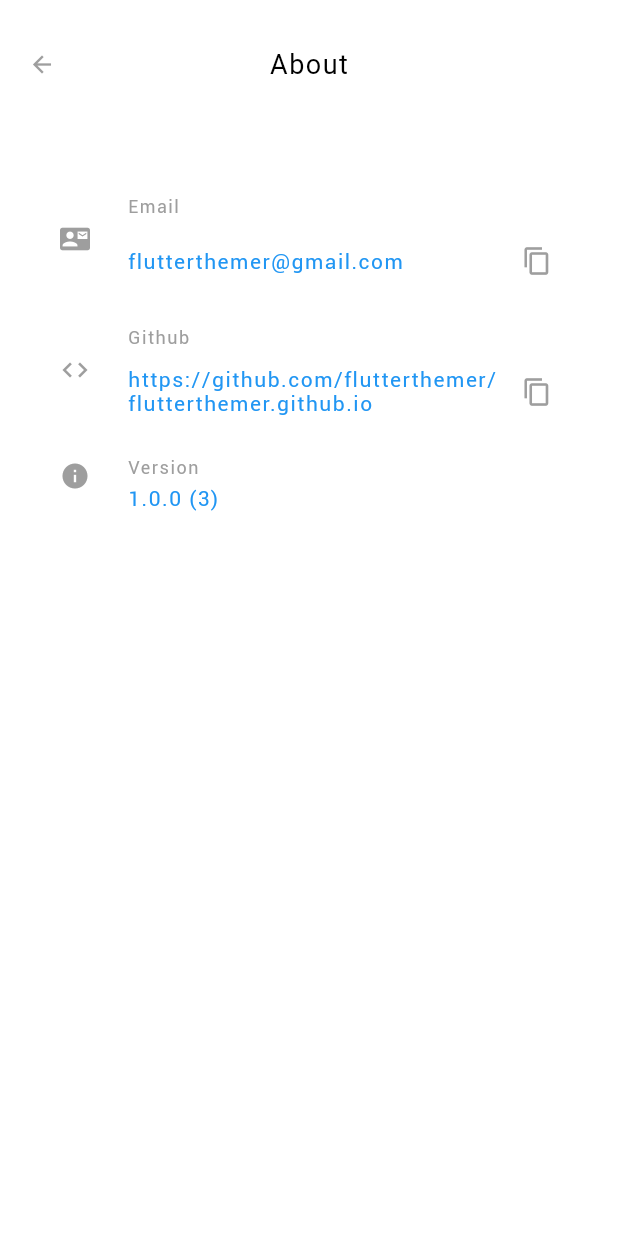
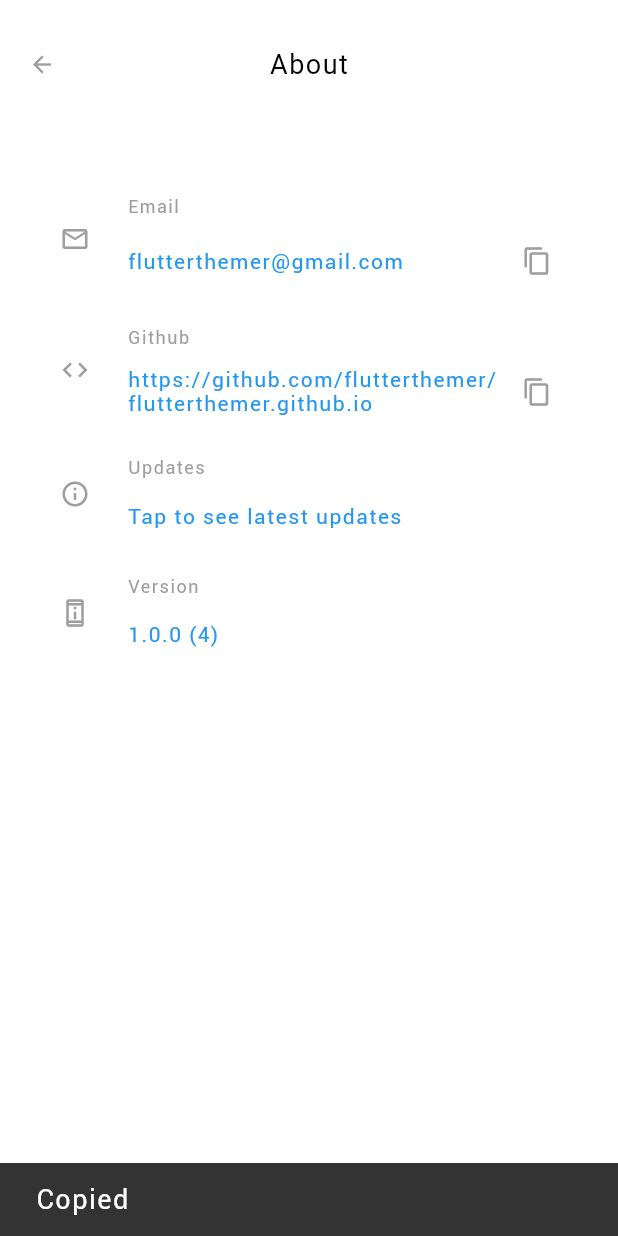
Before and after one commit to vipvijayan/vipvijayan.github.io, a Flutter app: the AboutInfoScreen screen opened directly, after a tap on the "content copy" icon, on a phone screen of 412 x 824 dp. Run offline on Flutter 3.47's test engine with Material 2 defaults, Android fonts, the phone set to English and light mode, and no system bars; our stand-ins replace device_preview, firebase_analytics, firebase_core, flutter_colorpicker, flutter_highlight, flutter_widget_from_html and 6 more; missing offline and left inert: window_manager; accounts and stored records are empty; statements that could not run were skipped; project files that could hold a hidden picture were left out.

Commit message:
chore: about updates, ui updates

```diff
--- a/flutter_themer/lib/app/app.dart
+++ b/flutter_themer/lib/app/app.dart
@@ -14,7 +14,7 @@ class App extends StatelessWidget {
       ],
       child: MaterialApp(
         title: appTitle,
-        navigatorKey: navKey,
+        navigatorKey: mainNavKey,
         navigatorObservers: <NavigatorObserver>[observer],
         debugShowCheckedModeBanner: showDebugBanner,
         showPerformanceOverlay: false,
--- a/flutter_themer/lib/models/about.dart
+++ b/flutter_themer/lib/models/about.dart
@@ -29,29 +29,41 @@ class AboutItem {
   AboutItem({
     required this.id,
     required this.title,
-    required this.value,
     required this.icon,
     required this.copyEnabled,
+    required this.tooltipMessage,
+    this.subtitle = '',
+    this.url,
+    this.link = false,
   });
   factory AboutItem.fromJson(Map<String, dynamic> json) => AboutItem(
         id: json['id'] as int,
         title: json['title'] as String,
-        value: json['value'] as String,
+        subtitle: json['subtitle'] == null ? null : json['subtitle'] as String,
         icon: json['icon'] as String,
+        link: json['link'] == null ? false : json['link'] as bool,
+        url: json['url'] == null ? null : json['url'] as String,
         copyEnabled: json['copy_enabled'] as bool,
+        tooltipMessage: json['tooltip_message'] as String,
       );
 
   final int id;
   final String title;
-  final String value;
+  final String? subtitle;
   final String icon;
+  final String? url;
   final bool copyEnabled;
+  final bool? link;
+  final String tooltipMessage;
 
   Map<String, dynamic> toJson() => {
         'id': id,
         'title': title,
-        'value': value,
+        'subtitle': subtitle,
         'icon': icon,
+        'link': link,
+        'url': url,
         'copy_enabled': copyEnabled,
+        'tooltip_message': tooltipMessage,
       };
 }
--- a/flutter_themer/lib/pages/about_info_screen.dart
+++ b/flutter_themer/lib/pages/about_info_screen.dart
@@ -5,6 +5,7 @@ class AboutInfoScreen extends StatelessWidget {
 
   @override
   Widget build(BuildContext context) {
+    final state = context.watch<ThemeAppState>();
     return Scaffold(
       appBar: AppBar(
         title: const Text('About'),
@@ -13,40 +14,56 @@ class AboutInfoScreen extends StatelessWidget {
         padding: const EdgeInsets.all(30),
         children: about.items.map((e) {
           return AppListTile(
-            title: e.title,
-            subtitle: e.value,
-            icon: materialIcon(e.icon),
-            showCopy: e.copyEnabled,
+            aboutItem: e,
+            action: () async {
+              unawaited(_menuAction(state, e));
+              unawaited(fbLogEvent(name: 'about_${e.title}'));
+            },
           );
         }).toList(),
       ),
     );
+  }
+
+  Future<void> _menuAction(ThemeAppState state, AboutItem about) async {
+    if (about.link != null && about.link == true) {
+      unawaited(openUrl(about.url));
+      return;
+    }
+    if (about.id == appAboutInfoId) {
+      return state.showUpdatesHtmlDialog();
+    }
   }
 }
 
 class AppListTile extends StatelessWidget {
   const AppListTile({
     super.key,
-    required this.title,
-    required this.subtitle,
-    required this.icon,
-    this.showCopy = false,
+    required this.aboutItem,
+    this.action,
   });
 
-  final String title;
-  final String subtitle;
-  final IconData icon;
-  final bool showCopy;
+  final AboutItem aboutItem;
+  final VoidCallback? action;
 
   @override
   Widget build(BuildContext context) {
-    return Padding(
+    return InkWell(
+      radius: 6,
+      borderRadius: BorderRadius.all(Radius.circular(6)),
+      onTap: () async {
+        action?.call();
+      },
+      child: Tooltip(
+        message: aboutItem.tooltipMessage,
+        child: Padding(
           padding: const EdgeInsets.symmetric(vertical: 5),
           child: Row(
             children: [
               const SizedBox(width: 10),
+              // https://api.flutter.dev/flutter/material/Icons-class.html
               Icon(
-            icon,
+                materialIcon(aboutItem.icon),
                 size: 20,
               ),
               const SizedBox(width: 25),
@@ -56,38 +73,52 @@ class AppListTile extends StatelessWidget {
                   children: [
                     const SizedBox(height: 10),
                     Text(
-                  title,
+                      aboutItem.title,
                       style: Theme.of(context).textTheme.bodySmall?.copyWith(
                             fontSize: 12,
                             color: Colors.grey,
                           ),
                     ),
+                    if (null != aboutItem.subtitle &&
+                        aboutItem.subtitle!.isNotEmpty) ...[
                       const SizedBox(height: 5),
                       Row(
                         children: [
                           Expanded(
                             child: Text(
-                        subtitle,
-                        style: Theme.of(context).textTheme.bodySmall?.copyWith(
+                              aboutItem.subtitle ?? '',
+                              style: Theme.of(context)
+                                  .textTheme
+                                  .bodySmall
+                                  ?.copyWith(
                                     fontSize: 14,
                                     color: Colors.blue,
                                   ),
                             ),
                           ),
-                    if (showCopy)
+                          if (aboutItem.copyEnabled)
                             IconButton(
+                              padding: EdgeInsets.zero,
+                              tooltip: 'copy',
+                              iconSize: 20,
                               onPressed: () async {
-                          copyToClipboard(subtitle);
+                                copyToClipboard(aboutItem.subtitle);
+                                unawaited(showSnackBar('Copied'));
                               },
                               icon: const Icon(Icons.copy),
-                      )
+                            ),
+                          if (!aboutItem.copyEnabled)
+                            const SizedBox(height: 40),
                         ],
-                )
+                      ),
+                    ],
                   ],
                 ),
               )
             ],
           ),
+        ),
+      ),
     );
   }
 }
--- a/flutter_themer/lib/utils/constants/constants.dart
+++ b/flutter_themer/lib/utils/constants/constants.dart
@@ -3,6 +3,11 @@ import 'package:flutter_themer/utils/exports.dart';
 const appTitle = 'Flutter Themer';
 const appVersion = 'α';
 const themeFileName = 'theme.json';
+const appAboutInfoId = 100;
+
+// Version Menu Icon
+const versionTitle = 'Version';
+const versionIcon = '0xf270';
 
 late PackageInfo packageInfo;
 late About about;
--- a/flutter_themer/lib/utils/constants/keys.dart
+++ b/flutter_themer/lib/utils/constants/keys.dart
@@ -1,4 +1,4 @@
 import 'package:flutter_themer/utils/exports.dart';
 
-GlobalKey<NavigatorState> navKey = GlobalKey();
+GlobalKey<NavigatorState> mainNavKey = GlobalKey();
 GlobalKey<NavigatorState> navAppPreviewKey = GlobalKey();
--- a/flutter_themer/lib/utils/exports.dart
+++ b/flutter_themer/lib/utils/exports.dart
@@ -80,3 +80,4 @@ export 'package:flutter_themer/widgets/app_icon.dart';
 export 'package:flutter_themer/widgets/loading.dart';
 export 'package:firebase_analytics/firebase_analytics.dart';
 export 'package:flutter_themer/widgets/app_main_title.dart';
+export 'package:flutter_themer/widgets/bullet.dart';
--- a/flutter_themer/lib/utils/file_utils.dart
+++ b/flutter_themer/lib/utils/file_utils.dart
@@ -29,6 +29,10 @@ Future<String> loadThemeTxt(int themeId) async {
   return rootBundle.loadString(
     '$filesDir/generated/theme_generated_$themeId.html',
   );
+}
+
+Future<String> loadUpdatesInfoHtml() async {
+  return rootBundle.loadString('$filesDir/app/updates.html');
 }
 
 Future<String> loadCustomColorsTxt() async {
```
Also changed, not shown: flutter_themer/assets/files/app/about.json (+22 -7 lines), flutter_themer/lib/pages/generated_theme_screen.dart (+17 -2 lines), flutter_themer/lib/pages/tab/theme_builder_tab.dart (+16 -11 lines), flutter_themer/lib/state/app_state.dart (+18 -18 lines), flutter_themer/lib/utils/app_utils.dart (+52 -3 lines), flutter_themer/lib/utils/nav_utils.dart (+4 -4 lines), flutter_themer/lib/utils/theme_utils/theme_utils.dart (+0 -15 lines), flutter_themer/lib/widgets/bullet.dart (added, +28 -0 lines), flutter_themer/lib/widgets/theme_expand_title.dart (+1 -14 lines), flutter_themer/pubspec.yaml (+8 -1 lines), 1 other file. Lines whose indentation alone changed are shown as unchanged.
